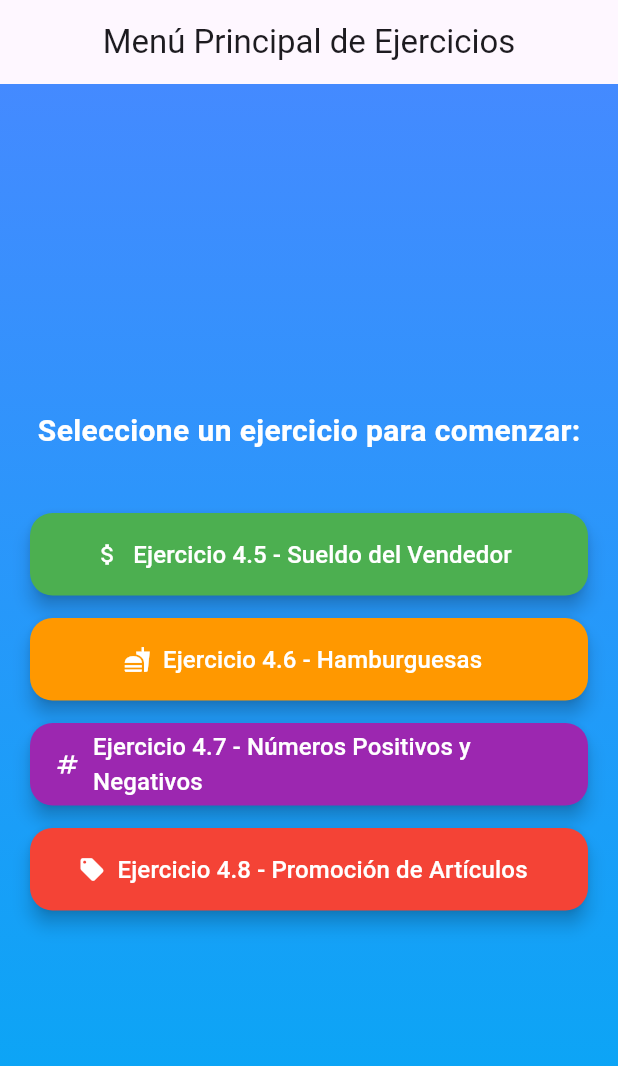
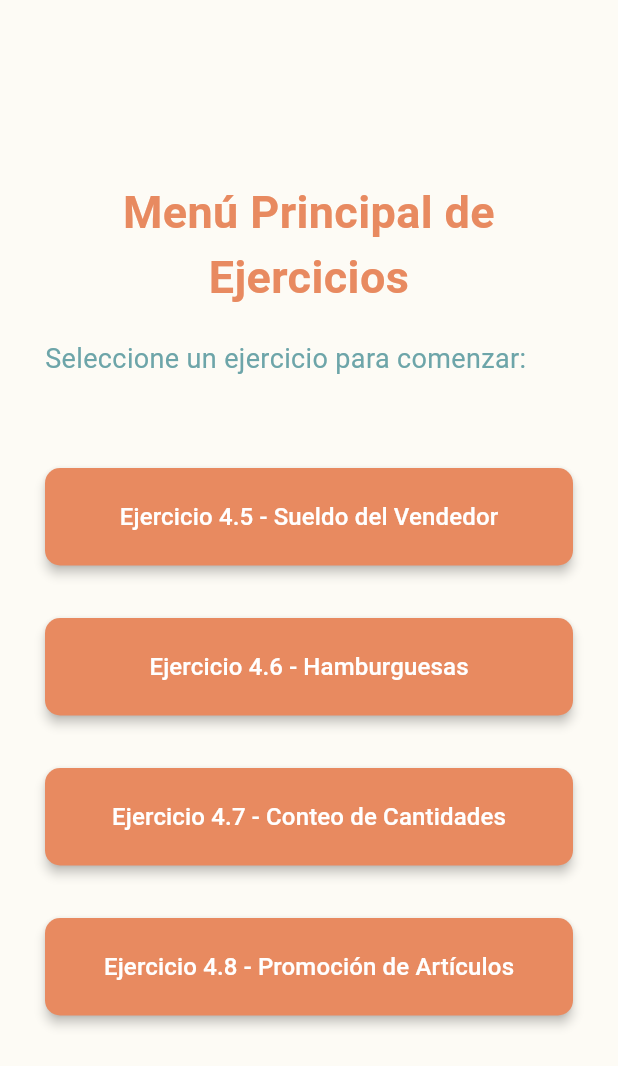
Before and after one commit to eduardo2704garcia/Laboratorio2_AplicacionesMoviles, a Flutter app: the screen it shows after launch, on a phone screen of 412 x 824 dp. Shown: the top 1066 px of the screen. Run offline on Flutter 3.47's test engine with Material 3 defaults, Android fonts, the phone set to English and light mode, and no system bars.

Commit message:
Menu Arreglado

```diff
--- a/laboratorio_2/lib/main.dart
+++ b/laboratorio_2/lib/main.dart
@@ -3,6 +3,7 @@ import 'views/salario_view.dart';
 import 'views/hamburguesa_view.dart';
 import 'views/numeros_view.dart';
 import 'views/promocion_view.dart';
+import 'widgets/Organismos/MainMenuOrganism.dart';
 
 void main() {
   runApp(MyApp());
@@ -16,7 +17,8 @@ class MyApp extends StatelessWidget {
     return MaterialApp(
       debugShowCheckedModeBanner: false,
       title: 'Calculadora de Ejercicios',
-      theme: ThemeData(primarySwatch: Colors.blue),
+      //Corrige el error de color
+      theme: ThemeData(primaryColor: Color.fromRGBO(255, 240, 221, 1)),
       initialRoute: '/',
       routes: {
         '/': (context) => MenuPrincipal(),
@@ -35,102 +37,10 @@ class MenuPrincipal extends StatelessWidget {
   @override
   Widget build(BuildContext context) {
     return Scaffold(
-      appBar: AppBar(
-        title: const Text('Menú Principal de Ejercicios'),
-        centerTitle: true,
-      ),
-      body: Container(
-        width: double.infinity,
-        decoration: const BoxDecoration(
-          gradient: LinearGradient(
-            colors: [Colors.blueAccent, Colors.lightBlue],
-            begin: Alignment.topCenter,
-            end: Alignment.bottomCenter,
-          ),
-        ),
-        child: Padding(
-          padding: const EdgeInsets.all(20.0),
-          child: Column(
-            mainAxisAlignment: MainAxisAlignment.center,
-            children: [
-              const Text(
-                'Seleccione un ejercicio para comenzar:',
-                style: TextStyle(
-                  fontSize: 20,
-                  color: Colors.white,
-                  fontWeight: FontWeight.bold,
-                ),
-              ),
-              const SizedBox(height: 40),
-
-              // Botones del menú
-              MenuButton(
-                title: 'Ejercicio 4.5 - Sueldo del Vendedor',
-                icon: Icons.attach_money,
-                color: Colors.green,
-                onPressed: () => Navigator.pushNamed(context, 'salario'),
-              ),
-              const SizedBox(height: 15),
-
-              MenuButton(
-                title: 'Ejercicio 4.6 - Hamburguesas',
-                icon: Icons.fastfood,
-                color: Colors.orange,
-                onPressed: () => Navigator.pushNamed(context, 'hamburguesa'),
-              ),
-              const SizedBox(height: 15),
-
-              MenuButton(
-                title: 'Ejercicio 4.7 - Números Positivos y Negativos',
-                icon: Icons.numbers,
-                color: Colors.purple,
-                onPressed: () => Navigator.pushNamed(context, 'numeros'),
-              ),
-              const SizedBox(height: 15),
-
-              MenuButton(
-                title: 'Ejercicio 4.8 - Promoción de Artículos',
-                icon: Icons.local_offer,
-                color: Colors.red,
-                onPressed: () => Navigator.pushNamed(context, 'promocion'),
-              ),
-            ],
-          ),
-        ),
+      backgroundColor: Color(0xFFFDFBF5),
+      body: SafeArea(
+        child: SingleChildScrollView(child: const MainMenuOrganism()),
       ),
     );
   }
 }
-
-class MenuButton extends StatelessWidget {
-  final String title;
-  final IconData icon;
-  final Color color;
-  final VoidCallback onPressed;
-
-  const MenuButton({
-    super.key,
-    required this.title,
-    required this.icon,
-    required this.color,
-    required this.onPressed,
-  });
-
-  @override
-  Widget build(BuildContext context) {
-    return ElevatedButton.icon(
-      style: ElevatedButton.styleFrom(
-        backgroundColor: color,
-        minimumSize: const Size(double.infinity, 55),
-        shape: RoundedRectangleBorder(borderRadius: BorderRadius.circular(15)),
-        elevation: 5,
-      ),
-      icon: Icon(icon, color: Colors.white),
-      label: Text(
-        title,
-        style: const TextStyle(color: Colors.white, fontSize: 16),
-      ),
-      onPressed: onPressed,
-    );
-  }
-}
--- /dev/null
+++ b/laboratorio_2/lib/widgets/Organismos/MainMenuOrganism.dart
@@ -0,0 +1,59 @@
+import 'package:flutter/material.dart';
+import '../boton_calcular.dart';
+
+class MainMenuOrganism extends StatelessWidget {
+  const MainMenuOrganism({super.key});
+
+  @override
+  Widget build(BuildContext context) {
+    return Padding(
+      // Padding general alrededor del menú
+      padding: const EdgeInsets.symmetric(horizontal: 30.0, vertical: 120.0),
+      child: Column(
+        mainAxisAlignment: MainAxisAlignment.start, // Alinea al inicio
+        crossAxisAlignment:
+            CrossAxisAlignment.stretch, // Estira los hijos horizontalmente
+        children: [
+          const Text(
+            'Menú Principal de Ejercicios',
+            style: TextStyle(
+              fontSize: 30, // Ajusta según sea necesario
+              fontWeight: FontWeight.bold,
+              color: Color(0xFFE88A60),
+            ),
+            textAlign: TextAlign.center,
+          ),
+          const SizedBox(height: 20),
+          const Text(
+            'Seleccione un ejercicio para comenzar:',
+            style: TextStyle(
+              fontSize: 18, // Ajusta según sea necesario
+              color: Color(0xFF6DA5A9),
+            ),
+            textAlign: TextAlign.left,
+          ),
+          const SizedBox(height: 60),
+          BotonCalcular(
+            label: 'Ejercicio 4.5 - Sueldo del Vendedor',
+            onPressed: () => Navigator.pushNamed(context, 'salario'),
+          ),
+          const SizedBox(height: 35),
+          BotonCalcular(
+            label: 'Ejercicio 4.6 - Hamburguesas',
+            onPressed: () => Navigator.pushNamed(context, 'hamburguesa'),
+          ),
+          const SizedBox(height: 35),
+          BotonCalcular(
+            label: 'Ejercicio 4.7 - Conteo de Cantidades',
+            onPressed: () => Navigator.pushNamed(context, 'numeros'),
+          ),
+          const SizedBox(height: 35),
+          BotonCalcular(
+            label: 'Ejercicio 4.8 - Promoción de Artículos',
+            onPressed: () => Navigator.pushNamed(context, 'promocion'),
+          ),
+        ],
+      ),
+    );
+  }
+}
--- a/laboratorio_2/lib/widgets/boton_calcular.dart
+++ b/laboratorio_2/lib/widgets/boton_calcular.dart
@@ -15,12 +15,19 @@ class BotonCalcular extends StatelessWidget {
     return ElevatedButton(
       onPressed: onPressed,
       style: ElevatedButton.styleFrom(
-        padding: EdgeInsets.symmetric(horizontal: 30, vertical: 12),
+        backgroundColor: Color(0xFFE88A60),
+        minimumSize: const Size(double.infinity, 65),
+        padding: const EdgeInsets.symmetric(horizontal: 20, vertical: 15),
         shape: RoundedRectangleBorder(borderRadius: BorderRadius.circular(10)),
+        elevation: 3,
       ),
       child: Text(
         label,
-        style: TextStyle(fontSize: 16, fontWeight: FontWeight.bold),
+        style: TextStyle(
+          fontSize: 16,
+          color: Colors.white,
+          fontWeight: FontWeight.w500,
+        ),
       ),
     );
   }
```
